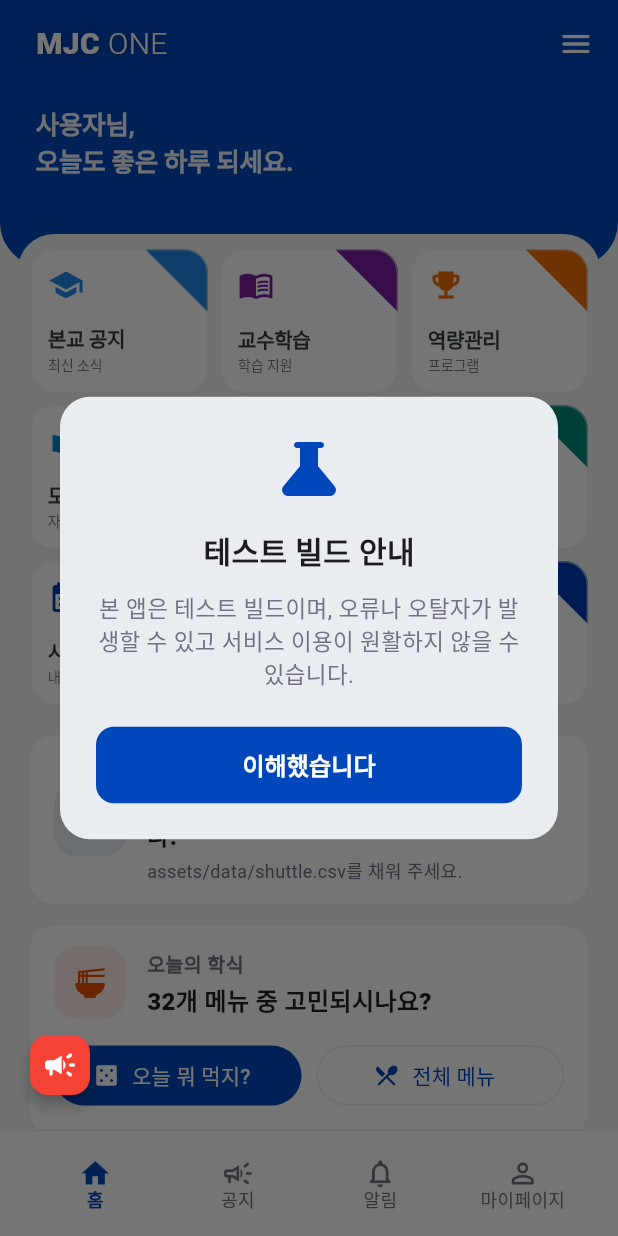
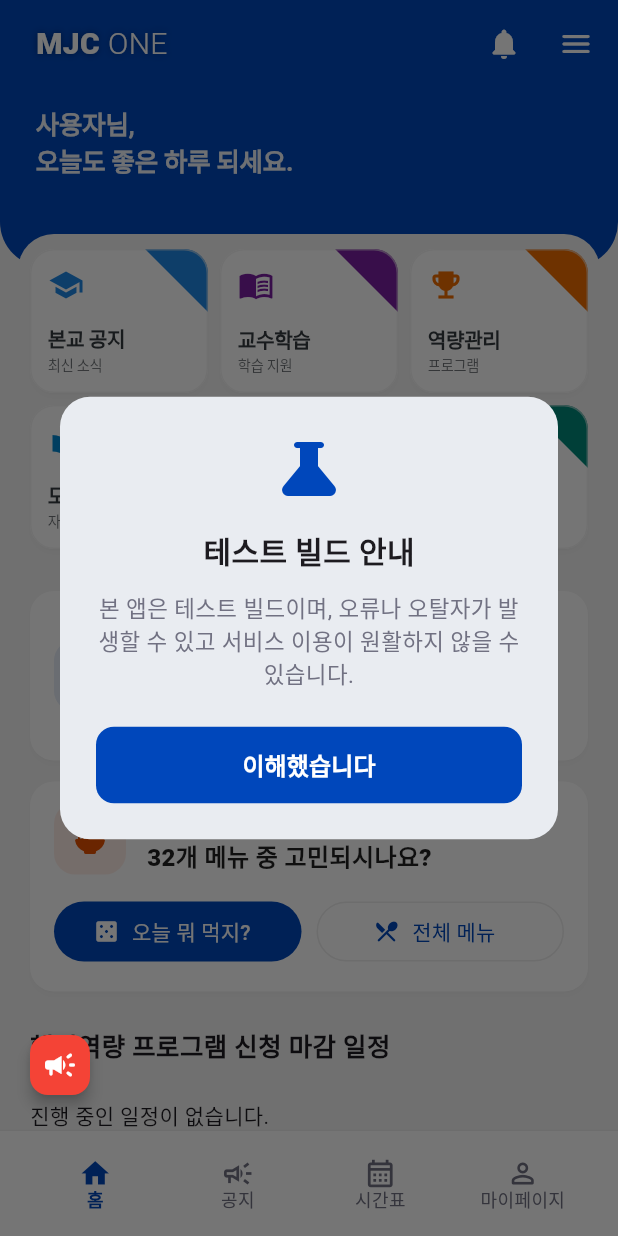
Before and after one commit to LeeTaeHyon/MJC_in_one, a Flutter app: the screen it shows after launch, on a phone screen of 412 x 824 dp. Run offline on Flutter 3.47's test engine with Material 3 defaults, Android fonts, the phone set to English and light mode, and no system bars; our stand-ins replace app_links, cloud_firestore, file_picker, firebase_auth, firebase_core, firebase_messaging and 9 more; missing offline and left inert: cp949_codec, dart:html, excel; accounts and stored records are empty; generated files the repository leaves out were written again; Roboto replaces fonts that are missing (Pretendard); project files that could hold a hidden picture were left out.

Commit message:
before maintanance efficient updates

```diff
--- a/app/lib/screens/home_dashboard_screen.dart
+++ b/app/lib/screens/home_dashboard_screen.dart
@@ -8,12 +8,15 @@
 import "package:mio_notice/features/timetable/services/timetable_storage_service.dart";
 import "package:mio_notice/features/timetable/utils/timetable_next_lecture.dart";
 import "package:mio_notice/home_dashboard_prefs.dart";
+import "package:mio_notice/mpu_profile_prefs.dart";
+import "package:mio_notice/notification_history_prefs.dart";
 import "package:mio_notice/screens/academic_schedule_screen.dart";
 import "package:mio_notice/screens/campus_map_screen.dart";
 import "package:mio_notice/screens/common_webview_screen.dart";
 import "package:mio_notice/screens/foodcourt_menu_screen.dart";
 import "package:mio_notice/screens/library_screen.dart";
 import "package:mio_notice/screens/more_tab_screen.dart";
+import "package:mio_notice/screens/notification_history_screen.dart";
 import "package:mio_notice/screens/notices_tab_screen.dart";
 import "package:mio_notice/services/foodcourt_menu.dart";
 import "package:mio_notice/services/notice_filter.dart";
@@ -72,6 +75,7 @@
   late Future<List<Map<String, dynamic>>> _combinedNoticeFuture;
   late Future<List<Map<String, dynamic>>> _academicScheduleFuture;
   late Future<List<FoodcourtMenuItem>> _foodcourtMenuFuture;
+  late Future<MpuProfile> _mpuProfileFuture;
   Set<String> _readDashboardNoticeKeys = {};
   NoticeFilterState _noticeFilter = const NoticeFilterState();
   List<String> _noticeSharedKeywords = [];
@@ -84,6 +88,7 @@
   Set<String> _enabledDashboardSections =
       defaultHomeDashboardEnabledSections().toSet();
   List<String> _dashboardSectionOrder = defaultHomeDashboardSectionOrder();
+  int _notifBadgeCount = 0;
 
   static const String _prefsReadDashboard = "read_notices_combined_dashboard";
   static const String _mpuWebBaseUrl =
@@ -96,10 +101,35 @@
     _academicScheduleFuture =
         NoticeManager().getNotices(boardId: "main_schedule");
     _foodcourtMenuFuture = _foodcourtMenuService.loadFromAsset();
+    _mpuProfileFuture = loadMpuProfile();
     _loadNoticeFilter();
     _loadEnabledDashboardSections();
     _loadDashboardSectionOrder();
     _scrollController.addListener(_onHomeScrollOffset);
+    _loadNotifBadge();
+  }
+
+  Future<void> _loadNotifBadge() async {
+    final List<Map<String, dynamic>> list =
+        await loadNotificationHistoryNewestFirst();
+    final Set<String> readKeys = await loadNotificationReadKeys();
+    int unread = 0;
+    for (final item in list) {
+      final String key = notificationHistoryItemKey(item);
+      if (key.isEmpty) continue;
+      if (!readKeys.contains(key)) unread++;
+    }
+    if (!mounted) return;
+    setState(() => _notifBadgeCount = unread);
+  }
+
+  Future<void> _openNotificationHistory() async {
+    await Navigator.of(context).push<void>(
+      MaterialPageRoute<void>(
+        builder: (_) => const NotificationHistoryScreen(embedded: false),
+      ),
+    );
+    await _loadNotifBadge();
   }
 
   Future<void> _loadNoticeFilter() async {
@@ -266,6 +296,7 @@
         forceRefresh: true,
       );
       _foodcourtMenuFuture = _foodcourtMenuService.loadFromAsset();
+      _mpuProfileFuture = loadMpuProfile();
     });
     await Future.wait([
       _combinedNoticeFuture,
@@ -333,9 +364,11 @@
     _loadEnabledDashboardSections();
     _loadDashboardSectionOrder();
     _loadNoticeFilter();
-  }
-
-  /// 스크롤해도 고정되는 최상단 브랜드 행(MJC ONE + 더보기).
+    await _loadNotifBadge();
+    setState(() => _mpuProfileFuture = loadMpuProfile());
+  }
+
+  /// 스크롤해도 고정되는 최상단 브랜드 행(MJC ONE + 알림 + 더보기).
   Widget _buildDashboardPinnedBrandRow(BuildContext context) {
     final bool isDark = Theme.of(context).brightness == Brightness.dark;
     final Color blue = isDark ? const Color(0xFF073A8C) : AppColors.primary;
@@ -383,6 +416,44 @@
                 ),
               ),
               IconButton(
+                tooltip: "알림 내역",
+                onPressed: _openNotificationHistory,
+                icon: Stack(
+                  clipBehavior: Clip.none,
+                  children: <Widget>[
+                    const Icon(
+                      Icons.notifications_rounded,
+                      color: Colors.white,
+                    ),
+                    if (_notifBadgeCount > 0)
+                      Positioned(
+                        right: -6,
+                        top: -4,
+                        child: Container(
+                          padding: const EdgeInsets.symmetric(
+                            horizontal: 4,
+                            vertical: 1,
+                          ),
+                          decoration: BoxDecoration(
+                            color: Theme.of(context).colorScheme.error,
+                            borderRadius: BorderRadius.circular(8),
+                          ),
+                          child: Text(
+                            _notifBadgeCount > 99
+                                ? "99+"
+                                : "$_notifBadgeCount",
+                            style: const TextStyle(
+                              color: Colors.white,
+                              fontSize: 8,
+                              fontWeight: FontWeight.w800,
+                            ),
+                          ),
+                        ),
+                      ),
+                  ],
+                ),
+              ),
+              IconButton(
                 tooltip: "더보기",
                 onPressed: _openMore,
                 icon: const Icon(
@@ -399,14 +470,22 @@
 
   /// 인삿말·대시보드 섹션만 스크롤. 파란 배경은 [Stack] 뒤 레이어, 카드는 앞 레이어.
   Widget _buildDashboardScrollableHomeBody(BuildContext context) {
+    return FutureBuilder<MpuProfile>(
+      future: _mpuProfileFuture,
+      builder: (context, profileSnapshot) {
+        final MpuProfile? profile = profileSnapshot.data;
         return StreamBuilder<User?>(
           stream: AuthService.instance.authStateChanges(),
           initialData: AuthService.instance.currentUser,
           builder: (BuildContext context, AsyncSnapshot<User?> snapshot) {
             final User? user = snapshot.data;
             final bool isDark = Theme.of(context).brightness == Brightness.dark;
-        final Color blue = isDark ? const Color(0xFF073A8C) : AppColors.primary;
-        final String name = _homeGreetingDisplayName(user);
+            final Color blue =
+                isDark ? const Color(0xFF073A8C) : AppColors.primary;
+            final String name = _homeGreetingDisplayName(
+              user,
+              profileName: profile?.name,
+            );
             final List<HomeDashboardSection> sections = _orderedEnabledSections();
             return Column(
               crossAxisAlignment: CrossAxisAlignment.stretch,
@@ -438,7 +517,7 @@
                               color: Colors.white.withValues(alpha: 0.94),
                             ),
                           ),
-                      SizedBox(height: _kHomeBlueOverlapPull + 8),
+                          const SizedBox(height: _kHomeBlueOverlapPull + 8),
                         ],
                       ),
                     ),
@@ -463,17 +542,24 @@
             );
           },
         );
-  }
-
-  String _homeGreetingDisplayName(User? user) {
+      },
+    );
+  }
+
+  String _homeGreetingDisplayName(User? user, {String? profileName}) {
+    final String profile = (profileName ?? "").trim();
+    if (profile.isNotEmpty) return profile;
+
     if (user == null) return "사용자";
     final String display = (user.displayName ?? "").trim();
     if (display.isNotEmpty) return display;
+
     final String email = (user.email ?? "").trim();
     if (email.contains("@")) {
       return email.split("@").first.trim();
     }
     if (email.isNotEmpty) return email;
+
     return "사용자";
   }
 
@@ -607,7 +693,7 @@
                 padding: const EdgeInsets.all(16),
                 child: Row(
                   children: <Widget>[
-                    Icon(Icons.schedule_rounded, color: AppColors.primary),
+                    const Icon(Icons.schedule_rounded, color: AppColors.primary),
                     const SizedBox(width: 12),
                     Expanded(
                       child: Text(
@@ -702,25 +788,11 @@
           ],
         ),
         const SizedBox(height: 8),
-        Row(
-          children: <Widget>[
-            _expandedButton(
-              "시간표",
-              "내 강의",
-              Icons.calendar_month_rounded,
-              <Color>[
-                tokens.dashboardGradients[2].first,
-                tokens.dashboardGradients[2].first,
-              ],
-              MainNavTabIndex.home,
-            ),
-          ],
-        ),
       ],
     );
 
     return Padding(
-      padding: EdgeInsets.fromLTRB(
+      padding: const EdgeInsets.fromLTRB(
         _kQuickShortcutsPanelHorizontalMargin,
         0,
         _kQuickShortcutsPanelHorizontalMargin,
@@ -762,7 +834,7 @@
         Theme.of(context).extension<MjcSurfaceTokens>()!;
     final bool isDark = Theme.of(context).brightness == Brightness.dark;
     final Color accent = colors[0];
-    final Color lightTitle = AppColors.quickCardText;
+    const Color lightTitle = AppColors.quickCardText;
     final Color lightSub = AppColors.quickCardText.withValues(alpha: 0.72);
     final Color lightCardBg = scheme.surface;
     return Expanded(
--- a/app/lib/screens/intro_screen.dart
+++ b/app/lib/screens/intro_screen.dart
@@ -16,7 +16,7 @@
   static const String _kLottieAsset = "assets/lottie/MJC ONE App intro.json";
 
   /// Lottie 재생 시작 전·종료 후 각각 이 만큼 멈춤.
-  static const Duration _kIntroEdgeDelay = Duration(milliseconds: 500);
+  static const Duration _kIntroEdgeDelay = Duration(milliseconds: 200);
 
   bool _navigated = false;
   bool _lottiePlaybackStarted = false;
--- a/app/lib/screens/main_navigation_screen.dart
+++ b/app/lib/screens/main_navigation_screen.dart
@@ -3,10 +3,9 @@
 import "package:firebase_auth/firebase_auth.dart";
 import "package:flutter/material.dart";
 import "package:flutter/services.dart";
-import "package:mio_notice/notification_history_prefs.dart";
+import "package:mio_notice/features/timetable/screens/timetable_main_screen.dart";
 import "package:mio_notice/screens/home_dashboard_screen.dart";
 import "package:mio_notice/screens/my_page_screen.dart";
-import "package:mio_notice/screens/notification_history_screen.dart";
 import "package:mio_notice/screens/notices_tab_screen.dart";
 import "package:mio_notice/screens/profile_setup_screen.dart";
 import "package:mio_notice/services/auth_service.dart";
@@ -244,8 +243,8 @@
         );
       case MainNavTabIndex.notices:
         return NoticesTabScreen(subTabNotifier: _noticeSubTab);
-      case MainNavTabIndex.alerts:
-        return const NotificationHistoryScreen(embedded: true);
+      case MainNavTabIndex.timetable:
+        return const TimetableMainScreen();
       case MainNavTabIndex.mypage:
         return const MyPageScreen(embedded: true);
       default:
@@ -480,18 +479,11 @@
                       ),
                     ),
                     Expanded(
-                      child: FutureBuilder<List<Map<String, dynamic>>>(
-                        future: loadNotificationHistoryNewestFirst(),
-                        builder: (context, snapshot) {
-                          final int count = snapshot.data?.length ?? 0;
-                          return _buildNavTab(
-                            MainNavTabIndex.alerts,
-                            Icons.notifications_none_rounded,
-                            Icons.notifications_rounded,
-                            "알림",
-                            badgeCount: count,
-                          );
-                        },
+                      child: _buildNavTab(
+                        MainNavTabIndex.timetable,
+                        Icons.calendar_month_outlined,
+                        Icons.calendar_month_rounded,
+                        "시간표",
                       ),
                     ),
                     Expanded(
--- a/app/lib/widgets/scroll_to_top_scope.dart
+++ b/app/lib/widgets/scroll_to_top_scope.dart
@@ -178,10 +178,12 @@
 abstract final class MainNavTabIndex {
   static const int home = 0;
   static const int notices = 1;
-  static const int alerts = 2;
+  static const int timetable = 2;
   static const int mypage = 3;
+  /// [NotificationHistoryScreen] 등에서 쓰는 논리 인덱스(하단 탭 아님).
+  static const int alerts = 4;
   /// 푸시된 [MoreTabScreen] 등 보조 화면용 (하단 탭 아님).
-  static const int more = 4;
+  static const int more = 5;
 }
 
 /// 메인 탭·푸시 라우트에서 등록한 스크롤/웹뷰 맨 위로 동작을 한곳에서 호출합니다.
```
Also changed, not shown: app/lib/features/academic_schedule/domain/academic_schedule_classifier.dart (added, +42 -0 lines), app/lib/features/academic_schedule/domain/academic_schedule_kind.dart (added, +19 -0 lines), app/lib/features/academic_schedule/presentation/academic_schedule_visuals.dart (added, +91 -0 lines), app/lib/screens/academic_schedule_screen.dart (+47 -24 lines), 7 other files. Lines whose indentation alone changed are shown as unchanged.
